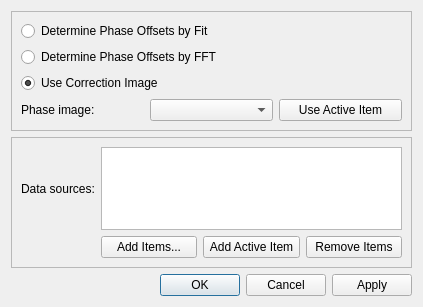
Above: ui/psd_phase_corr.ui from tweber-ill/frm_mirror-miezetools before the change. Below: the same form after it.
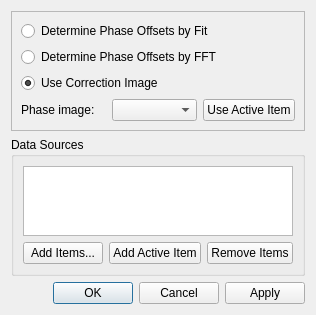
That is the form after the change.

What changed in the file:
```diff
--- a/ui/psd_phase_corr.ui
+++ b/ui/psd_phase_corr.ui
@@ -6,8 +6,8 @@
    <rect>
     <x>0</x>
     <y>0</y>
-    <width>423</width>
-    <height>307</height>
+    <width>316</width>
+    <height>312</height>
    </rect>
   </property>
   <property name="windowTitle">
@@ -68,28 +68,19 @@
     </widget>
    </item>
    <item row="1" column="0">
-    <widget class="QFrame" name="frame">
-     <property name="frameShape">
-      <enum>QFrame::StyledPanel</enum>
-     </property>
-     <property name="frameShadow">
-      <enum>QFrame::Raised</enum>
+    <widget class="QGroupBox" name="groupBox">
+     <property name="title">
+      <string>Data Sources</string>
      </property>
      <layout class="QGridLayout" name="gridLayout_2">
-      <item row="0" column="0">
-       <widget class="QLabel" name="label_2">
-        <property name="sizePolicy">
-         <sizepolicy hsizetype="Fixed" vsizetype="Preferred">
-          <horstretch>0</horstretch>
-          <verstretch>0</verstretch>
-         </sizepolicy>
-        </property>
+      <item row="1" column="1">
+       <widget class="QPushButton" name="btnAddActive">
         <property name="text">
-         <string>Data sources:</string>
+         <string>Add Active Item</string>
         </property>
        </widget>
       </item>
-      <item row="0" column="1" colspan="3">
+      <item row="0" column="0" colspan="3">
        <widget class="QListWidget" name="listGraphs">
         <property name="dragEnabled">
          <bool>true</bool>
@@ -111,7 +102,7 @@
         </property>
        </widget>
       </item>
-      <item row="1" column="1">
+      <item row="1" column="0">
        <widget class="QPushButton" name="btnAdd">
         <property name="text">
          <string>Add Items...</string>
@@ -119,13 +110,6 @@
        </widget>
       </item>
       <item row="1" column="2">
-       <widget class="QPushButton" name="btnAddActive">
-        <property name="text">
-         <string>Add Active Item</string>
-        </property>
-       </widget>
-      </item>
-      <item row="1" column="3">
        <widget class="QPushButton" name="btnDel">
         <property name="text">
          <string>Remove Items</string>
```
Left out of the diff: 20 changed lines with no effect on the pictures.
